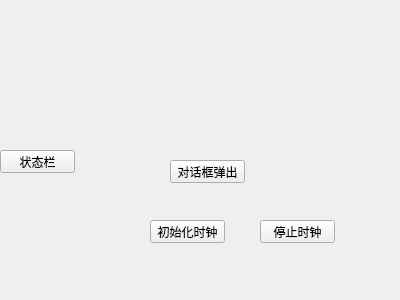
First picture: the form in Project_gather/Qtpower.ui, repository mohanmode2008/Terminal, before the edit.
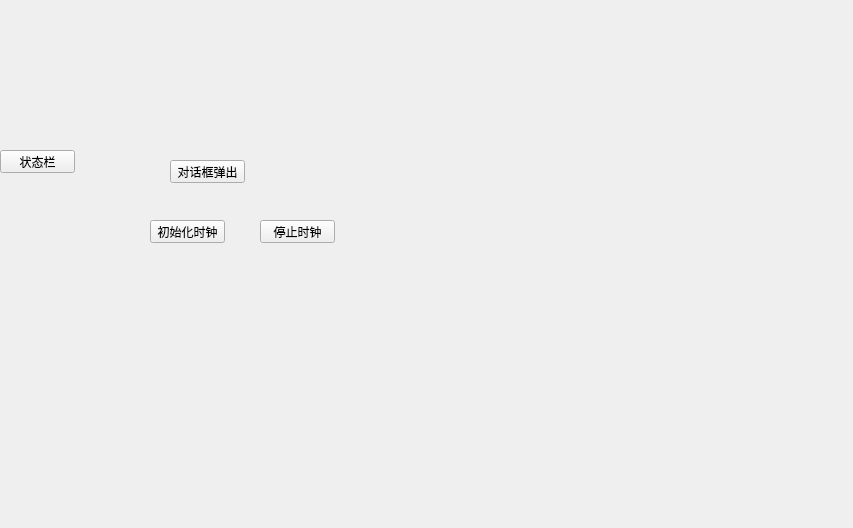
Second picture: the form after the edit.

What changed in the file:
```diff
--- a/Project_gather/Qtpower.ui
+++ b/Project_gather/Qtpower.ui
@@ -6,8 +6,8 @@
    <rect>
     <x>0</x>
     <y>0</y>
-    <width>400</width>
-    <height>300</height>
+    <width>853</width>
+    <height>528</height>
    </rect>
   </property>
   <property name="windowTitle">
```
